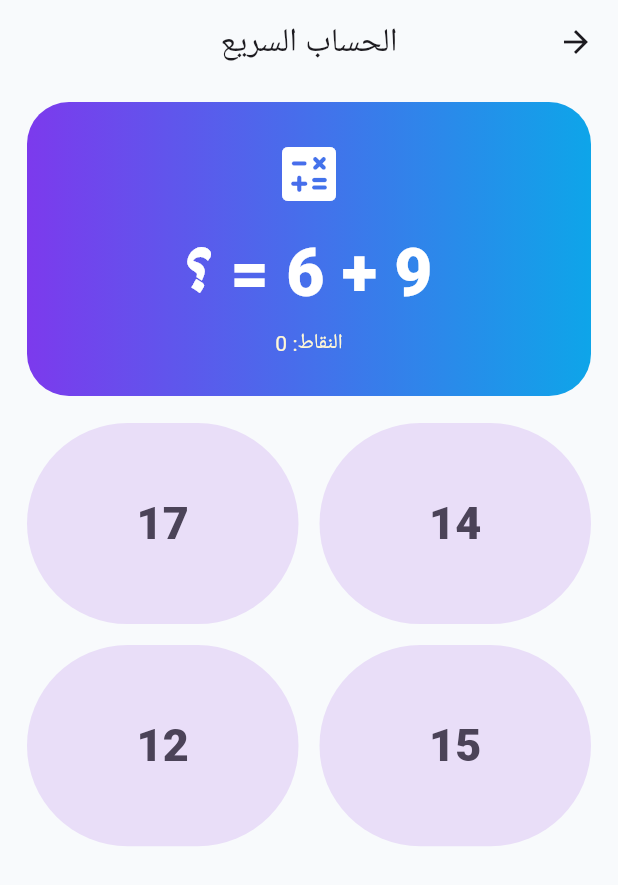
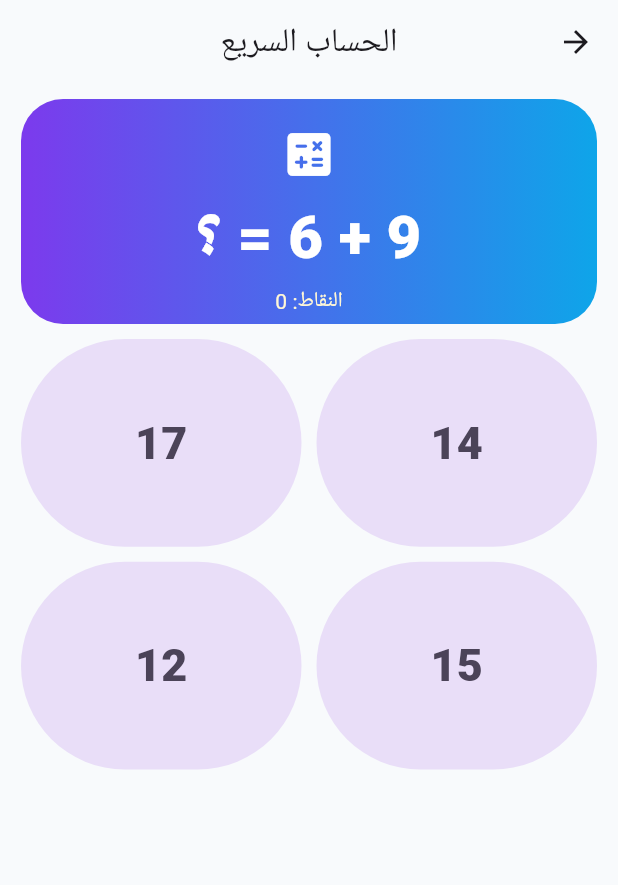
Before and after one commit to aljwaal1/KIDSGAME, a Flutter app: the QuickMathPage screen opened directly, on a phone screen of 412 x 824 dp. Shown: the top 885 px of the screen. Run offline on Flutter 3.47's test engine with Material 3 defaults, Android fonts, the phone set to English and light mode, and no system bars; our stand-ins replace audioplayers, shared_preferences; accounts and stored records are empty; Roboto replaces fonts that are missing (Changa).

Commit message:
Remove scrolling from quick math game

```diff
--- a/lib/games/quick_math_page.dart
+++ b/lib/games/quick_math_page.dart
@@ -61,29 +61,34 @@ class _QuickMathPageState extends State<QuickMathPage> {
   Widget build(BuildContext context) {
     return Scaffold(
       appBar: AppBar(title: const Text('الحساب السريع')),
-      body: ListView(
-        padding: const EdgeInsets.fromLTRB(18, 12, 18, 100),
+      body: Padding(
+        padding: const EdgeInsets.fromLTRB(14, 10, 14, 14),
+        child: Column(
           children: <Widget>[
             Container(
-            padding: const EdgeInsets.all(24),
+              height: 150,
+              width: double.infinity,
+              padding: const EdgeInsets.all(18),
               decoration: BoxDecoration(borderRadius: BorderRadius.circular(28), gradient: const LinearGradient(colors: <Color>[Color(0xFF7C3AED), Color(0xFF0EA5E9)])),
-            child: Column(children: <Widget>[
-              const Icon(Icons.calculate_rounded, color: Colors.white, size: 48),
-              const SizedBox(height: 8),
-              Text('$a ${plus ? '+' : '-'} $b = ؟', style: const TextStyle(color: Colors.white, fontSize: 44, fontWeight: FontWeight.w900)),
+              child: Column(mainAxisAlignment: MainAxisAlignment.center, children: <Widget>[
+                const Icon(Icons.calculate_rounded, color: Colors.white, size: 38),
                 const SizedBox(height: 6),
+                Text('$a ${plus ? '+' : '-'} $b = ؟', style: const TextStyle(color: Colors.white, fontSize: 40, fontWeight: FontWeight.w900)),
+                const SizedBox(height: 4),
                 Text('النقاط: $score', style: const TextStyle(color: Color(0xFFFFF7D6))),
               ]),
             ),
-          const SizedBox(height: 18),
-          GridView.builder(
-            shrinkWrap: true,
+            const SizedBox(height: 10),
+            Expanded(
+              child: GridView.builder(
                 physics: const NeverScrollableScrollPhysics(),
                 itemCount: options.length,
-            gridDelegate: const SliverGridDelegateWithFixedCrossAxisCount(crossAxisCount: 2, mainAxisSpacing: 14, crossAxisSpacing: 14, childAspectRatio: 1.35),
+                gridDelegate: const SliverGridDelegateWithFixedCrossAxisCount(crossAxisCount: 2, mainAxisSpacing: 10, crossAxisSpacing: 10, childAspectRatio: 1.35),
                 itemBuilder: (BuildContext context, int index) => FilledButton.tonal(onPressed: () => _pick(options[index]), child: Text('${options[index]}', style: const TextStyle(fontSize: 30, fontWeight: FontWeight.w900))),
               ),
+            ),
           ],
+        ),
       ),
     );
   }
```
Lines whose indentation alone changed are shown as unchanged.
